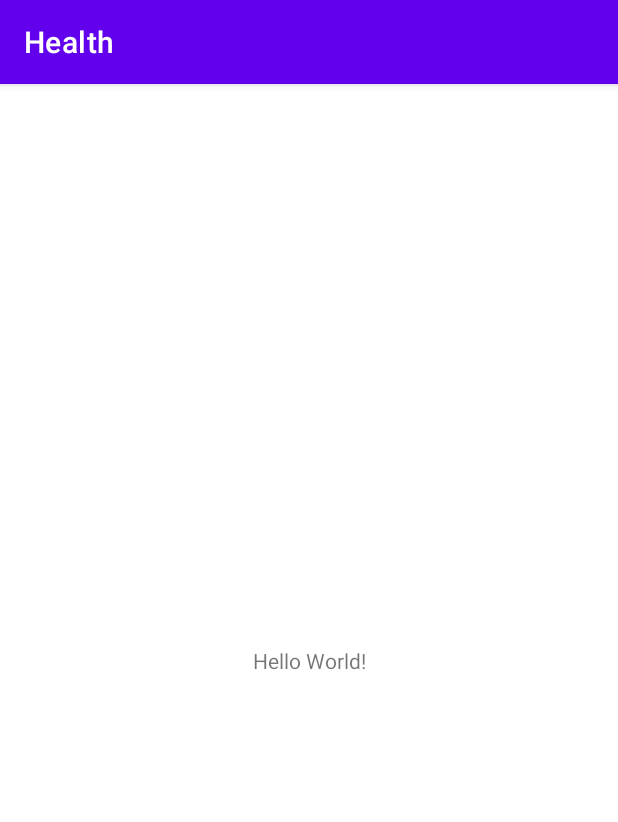
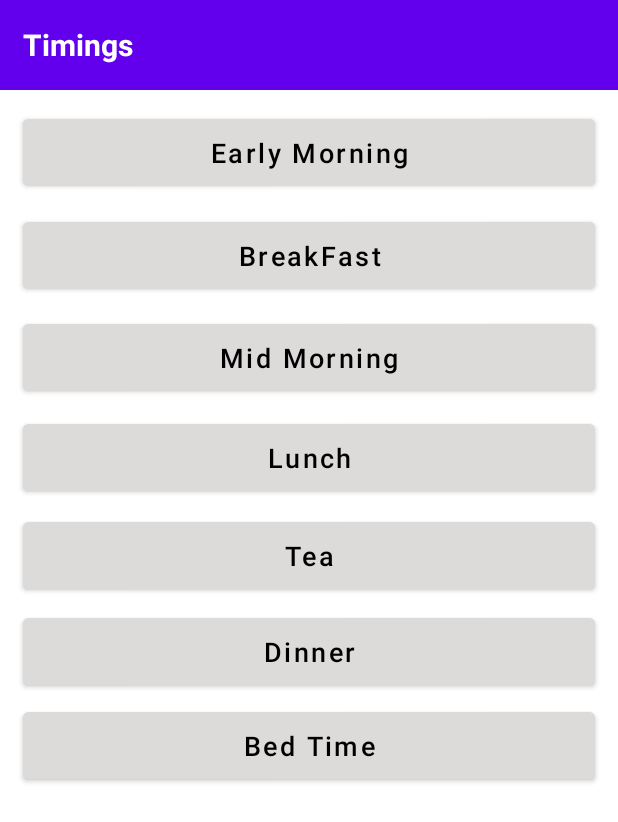
Before and after one commit to vivivvv/Health, an Android app: the screen it shows after launch (MainActivity), on a phone screen of 412 x 824 dp. Shown: the top 822 px of the screen. Run offline under Robolectric (Android 15) with nearby library versions, the phone set to English and light mode, and no system bars; our stand-ins replace data binding.

Commit message:
Upto Menu page

```diff
--- a/app/build.gradle
+++ b/app/build.gradle
@@ -45,6 +45,7 @@ dependencies {
     implementation 'androidx.appcompat:appcompat:1.4.1'
     implementation 'com.google.android.material:material:1.5.0'
     implementation 'androidx.constraintlayout:constraintlayout:2.1.3'
+    implementation 'androidx.legacy:legacy-support-v4:1.0.0'
     testImplementation 'junit:junit:4.+'
     androidTestImplementation 'androidx.test.ext:junit:1.1.3'
     androidTestImplementation 'androidx.test.espresso:espresso-core:3.4.0'
--- a/app/src/main/java/com/example/health/MainActivity.kt
+++ b/app/src/main/java/com/example/health/MainActivity.kt
@@ -1,11 +1,17 @@
 package com.example.health
 
-import androidx.appcompat.app.AppCompatActivity
-import android.os.Bundle
+import androidx.lifecycle.ViewModelProvider
+import com.example.health.base.BaseActivity
+import com.example.health.databinding.ActivityMainBinding
 
-class MainActivity : AppCompatActivity() {
-    override fun onCreate(savedInstanceState: Bundle?) {
-        super.onCreate(savedInstanceState)
-        setContentView(R.layout.activity_main)
-    }
+class MainActivity : BaseActivity<ActivityMainBinding, MainViewModel>() {
+
+    override fun getContentView(): Int = R.layout.activity_main
+
+    override fun getViewModel(): MainViewModel? =
+        ViewModelProvider(this).get(MainViewModel::class.java)
+
+    override fun getBindingVariable(): Int = BR.mainVM
+
+
 }
--- /dev/null
+++ b/app/src/main/java/com/example/health/MainViewModel.kt
@@ -0,0 +1,6 @@
+package com.example.health
+
+import com.example.health.base.BaseViewModel
+
+class MainViewModel : BaseViewModel() {
+}
--- a/app/src/main/java/com/example/health/base/BaseActivity.kt
+++ b/app/src/main/java/com/example/health/base/BaseActivity.kt
@@ -1,6 +1,5 @@
 package com.example.health.base
 
-import android.app.ProgressDialog
 import android.os.Bundle
 import android.widget.Toast
 import androidx.appcompat.app.AppCompatActivity
--- a/app/src/main/java/com/example/health/base/BaseFragment.kt
+++ b/app/src/main/java/com/example/health/base/BaseFragment.kt
@@ -13,6 +13,7 @@ import androidx.lifecycle.get
 
 abstract class BaseFragment<out V : ViewDataBinding, out T : BaseViewModel> : Fragment() {
 
+
     private var mDataBinding: V? = null
     private var mViewModel: T? = null
 
@@ -21,6 +22,10 @@ abstract class BaseFragment<out V : ViewDataBinding, out T : BaseViewModel> : Fr
     abstract fun getBindingVariable(): Int
 
     abstract fun getContentView(): Int
+
+    fun getViewDataBinding(): V? {
+        return mDataBinding
+    }
 
     override fun onCreateView(inflater: LayoutInflater, container: ViewGroup?, savedInstanceState: Bundle?): View? {
         mDataBinding = DataBindingUtil.inflate(inflater, getContentView(), container, false)
--- a/app/src/main/java/com/example/health/base/BaseViewModel.kt
+++ b/app/src/main/java/com/example/health/base/BaseViewModel.kt
@@ -2,5 +2,5 @@ package com.example.health.base
 
 import androidx.lifecycle.ViewModel
 
-class BaseViewModel : ViewModel(){
+abstract class BaseViewModel : ViewModel(){
 }
--- /dev/null
+++ b/app/src/main/java/com/example/health/ui/earlyMorning/EarlyMorningFragment.kt
@@ -0,0 +1,49 @@
+package com.example.health.ui.earlyMorning
+
+import android.content.Context
+import android.os.Bundle
+import android.view.*
+import androidx.appcompat.app.AppCompatActivity
+import androidx.fragment.app.Fragment
+import androidx.lifecycle.ViewModelProvider
+import com.example.health.BR
+import com.example.health.R
+import com.example.health.base.BaseFragment
+import com.example.health.databinding.FragmentEarlyMorningBinding
+import com.example.health.databinding.FragmentHomeBinding
+import com.example.health.ui.home.HomeViewModel
+
+
+class EarlyMorningFragment: BaseFragment<FragmentEarlyMorningBinding, EarlyMorningViewModel>() {
+
+    override fun getViewModel():EarlyMorningViewModel? =
+        ViewModelProvider(this).get(EarlyMorningViewModel::class.java)
+
+    override fun getBindingVariable(): Int = BR.earlyMorningVM
+
+    override fun getContentView(): Int = R.layout.fragment_early_morning
+
+    var menu: String = ""
+
+    override fun onViewCreated(view: View, savedInstanceState: Bundle?) {
+        super.onViewCreated(view, savedInstanceState)
+
+        init()
+
+    }
+
+    private fun init(){
+
+        getViewDataBinding()?.submitBtn?.setOnClickListener {
+            menu = getViewDataBinding()?.menuEditText?.text.toString()
+            if (menu.isEmpty()){
+                getViewDataBinding()?.menuEditText?.error = " Enter Menu"
+            }else{
+
+            }
+        }
+
+
+
+    }
+}
--- /dev/null
+++ b/app/src/main/java/com/example/health/ui/earlyMorning/EarlyMorningViewModel.kt
@@ -0,0 +1,6 @@
+package com.example.health.ui.earlyMorning
+
+import com.example.health.base.BaseViewModel
+
+class EarlyMorningViewModel : BaseViewModel() {
+}
--- /dev/null
+++ b/app/src/main/java/com/example/health/ui/home/HomeFragment.kt
@@ -0,0 +1,35 @@
+package com.example.health.ui.home
+
+import android.os.Bundle
+import android.view.View
+import androidx.lifecycle.ViewModelProvider
+import androidx.navigation.fragment.findNavController
+import com.example.health.BR
+import com.example.health.R
+import com.example.health.base.BaseFragment
+import com.example.health.databinding.FragmentHomeBinding
+
+class HomeFragment: BaseFragment<FragmentHomeBinding, HomeViewModel>() {
+
+    override fun getViewModel(): HomeViewModel? =
+        ViewModelProvider(this).get(HomeViewModel::class.java)
+
+    override fun getBindingVariable(): Int = BR.homeVM
+
+    override fun getContentView(): Int = R.layout.fragment_home
+
+    override fun onViewCreated(view: View, savedInstanceState: Bundle?) {
+        super.onViewCreated(view, savedInstanceState)
+
+         init()
+    }
+
+    private fun init(){
+
+        getViewDataBinding()?.earlyMorning?.setOnClickListener {
+            val action = HomeFragmentDirections.actionHomeFragmentToEarlyMorningFragment()
+            findNavController().navigate(action)
+        }
+
+    }
+}
--- /dev/null
+++ b/app/src/main/java/com/example/health/ui/home/HomeViewModel.kt
@@ -0,0 +1,11 @@
+package com.example.health.ui.home
+
+import android.util.Log
+import com.example.health.base.BaseViewModel
+
+class HomeViewModel : BaseViewModel() {
+
+    init {
+        Log.d("TAG", "called: ")
+    }
+}
--- a/app/src/main/res/layout/activity_main.xml
+++ b/app/src/main/res/layout/activity_main.xml
@@ -1,18 +1,29 @@
 <?xml version="1.0" encoding="utf-8"?>
-<androidx.constraintlayout.widget.ConstraintLayout xmlns:android="http://schemas.android.com/apk/res/android"
-    xmlns:app="http://schemas.android.com/apk/res-auto"
-    xmlns:tools="http://schemas.android.com/tools"
-    android:layout_width="match_parent"
-    android:layout_height="match_parent"
-    tools:context=".MainActivity">
+<layout xmlns:tools="http://schemas.android.com/tools"
+    xmlns:android="http://schemas.android.com/apk/res/android"
+    xmlns:app="http://schemas.android.com/apk/res-auto">
+    <data>
+        <variable
+            name="mainVM"
+            type="com.example.health.MainViewModel" />
+    </data>
 
-    <TextView
-        android:layout_width="wrap_content"
-        android:layout_height="wrap_content"
-        android:text="Hello World!"
+    <androidx.constraintlayout.widget.ConstraintLayout
+        android:layout_width="match_parent"
+        android:layout_height="match_parent"
+        tools:context=".MainActivity">
+
+
+    <fragment
+        android:id="@+id/fragmentContainerView"
+        android:name="androidx.navigation.fragment.NavHostFragment"
+        android:layout_width="match_parent"
+        android:layout_height="match_parent"
+        app:defaultNavHost="true"
         app:layout_constraintBottom_toBottomOf="parent"
-        app:layout_constraintLeft_toLeftOf="parent"
-        app:layout_constraintRight_toRightOf="parent"
-        app:layout_constraintTop_toTopOf="parent" />
-
-</androidx.constraintlayout.widget.ConstraintLayout>
+        app:layout_constraintEnd_toEndOf="parent"
+        app:layout_constraintStart_toStartOf="parent"
+        app:layout_constraintTop_toTopOf="parent"
+        app:navGraph="@navigation/nav_graph" />
+    </androidx.constraintlayout.widget.ConstraintLayout>
+</layout>
--- /dev/null
+++ b/app/src/main/res/layout/fragment_early_morning.xml
@@ -0,0 +1,76 @@
+<?xml version="1.0" encoding="utf-8"?>
+<layout xmlns:tools="http://schemas.android.com/tools"
+    xmlns:android="http://schemas.android.com/apk/res/android"
+    xmlns:app="http://schemas.android.com/apk/res-auto">
+    <data>
+        <variable
+            name="earlyMorningVM"
+            type="com.example.health.ui.earlyMorning.EarlyMorningViewModel" />
+    </data>
+
+    <androidx.constraintlayout.widget.ConstraintLayout
+        android:layout_width="match_parent"
+        android:layout_height="match_parent"
+        tools:context=".EarlyMorningFragment">
+
+        <LinearLayout
+            android:id="@+id/linear_layout"
+            android:layout_width="match_parent"
+            android:layout_height="60dp"
+            android:background="@color/purple_500"
+            app:layout_constraintBottom_toBottomOf="parent"
+            app:layout_constraintEnd_toEndOf="parent"
+            app:layout_constraintHorizontal_bias="0.0"
+            app:layout_constraintStart_toStartOf="parent"
+            app:layout_constraintTop_toTopOf="parent"
+            app:layout_constraintVertical_bias="0.0">
+
+        <TextView
+            android:layout_width="match_parent"
+            android:layout_height="match_parent"
+            android:gravity="center_vertical"
+            android:layout_marginLeft="15dp"
+            android:text="Menus"
+            android:textColor="@color/white"
+            android:textSize="20sp"
+            android:textStyle="bold" />
+
+        </LinearLayout>
+
+
+        <com.google.android.material.textfield.TextInputLayout
+            android:id="@+id/menu_text_field"
+            style="@style/Widget.MaterialComponents.TextInputLayout.OutlinedBox"
+            android:layout_width="match_parent"
+            android:layout_height="wrap_content"
+            android:layout_margin="12dp"
+            android:layout_marginLeft="15dp"
+            android:hint="Enter Menu"
+            app:layout_constraintBottom_toBottomOf="parent"
+            app:layout_constraintStart_toStartOf="parent"
+            app:layout_constraintTop_toBottomOf="@+id/linear_layout"
+            app:layout_constraintVertical_bias="0.100000024">
+
+            <!--this is the actual edit text which takes the input-->
+            <com.google.android.material.textfield.TextInputEditText
+                android:id="@+id/menu_edit_text"
+                android:layout_width="match_parent"
+                android:layout_height="wrap_content"
+                android:inputType="text" />
+
+        </com.google.android.material.textfield.TextInputLayout>
+
+
+        <Button
+            android:id="@+id/submit_btn"
+            android:layout_width="wrap_content"
+            android:layout_height="wrap_content"
+            android:text="Submit"
+            app:layout_constraintEnd_toEndOf="parent"
+            app:layout_constraintStart_toStartOf="parent"
+            android:layout_marginTop="30dp"
+            app:layout_constraintTop_toBottomOf="@+id/menu_text_field" />
+
+    </androidx.constraintlayout.widget.ConstraintLayout>
+
+</layout>
--- /dev/null
+++ b/app/src/main/res/layout/fragment_home.xml
@@ -0,0 +1,169 @@
+<?xml version="1.0" encoding="utf-8"?>
+<layout xmlns:tools="http://schemas.android.com/tools"
+    xmlns:android="http://schemas.android.com/apk/res/android"
+    xmlns:app="http://schemas.android.com/apk/res-auto">
+
+    <data>
+        <variable
+            name="homeVM"
+            type="com.example.health.ui.home.HomeViewModel" />
+    </data>
+
+    <androidx.constraintlayout.widget.ConstraintLayout
+        android:layout_width="match_parent"
+        android:layout_height="match_parent"
+        tools:context=".HomeFragment">
+
+        <LinearLayout
+            android:id="@+id/linear_layout"
+            android:layout_width="match_parent"
+            android:layout_height="60dp"
+            android:background="@color/purple_500"
+            app:layout_constraintBottom_toBottomOf="parent"
+            app:layout_constraintEnd_toEndOf="parent"
+            app:layout_constraintHorizontal_bias="0.0"
+            app:layout_constraintStart_toStartOf="parent"
+            app:layout_constraintTop_toTopOf="parent"
+            app:layout_constraintVertical_bias="0.0">
+
+            <TextView
+                android:layout_width="match_parent"
+                android:layout_height="match_parent"
+                android:gravity="center_vertical"
+                android:layout_marginLeft="15dp"
+                android:text="Timings"
+                android:textColor="@color/white"
+                android:textSize="20sp"
+                android:textStyle="bold" />
+
+        </LinearLayout>
+
+        <Button
+            android:id="@+id/early_morning"
+            android:layout_width="match_parent"
+            android:layout_height="wrap_content"
+            android:layout_marginLeft="15dp"
+            android:layout_marginRight="15dp"
+            android:backgroundTint="@color/back"
+            android:padding="10dp"
+            android:text="Early Morning"
+            android:textAllCaps="false"
+            android:textColor="@color/black"
+            android:textSize="18sp"
+            app:layout_constraintBottom_toBottomOf="parent"
+            app:layout_constraintEnd_toEndOf="parent"
+            app:layout_constraintStart_toStartOf="parent"
+            app:layout_constraintTop_toBottomOf="@+id/linear_layout"
+            app:layout_constraintVertical_bias="0.018888" />
+
+        <Button
+            android:id="@+id/break_fast"
+            android:layout_width="match_parent"
+            android:layout_height="wrap_content"
+            android:backgroundTint="@color/back"
+            android:padding="10dp"
+            android:text="BreakFast"
+            android:textAllCaps="false"
+            android:textColor="@color/black"
+            android:textSize="18sp"
+            android:layout_marginLeft="15dp"
+            android:layout_marginRight="15dp"
+            app:layout_constraintBottom_toBottomOf="parent"
+            app:layout_constraintEnd_toEndOf="parent"
+            app:layout_constraintStart_toStartOf="parent"
+            app:layout_constraintTop_toBottomOf="@+id/early_morning"
+            app:layout_constraintVertical_bias="0.018888" />
+
+        <Button
+            android:id="@+id/mid_morning"
+            android:layout_width="match_parent"
+            android:layout_height="wrap_content"
+            android:backgroundTint="@color/back"
+            android:padding="10dp"
+            android:text="Mid Morning"
+            android:textAllCaps="false"
+            android:textColor="@color/black"
+            android:textSize="18sp"
+            android:layout_marginLeft="15dp"
+            android:layout_marginRight="15dp"
+            app:layout_constraintBottom_toBottomOf="parent"
+            app:layout_constraintEnd_toEndOf="parent"
+            app:layout_constraintStart_toStartOf="parent"
+            app:layout_constraintTop_toBottomOf="@+id/break_fast"
+            app:layout_constraintVertical_bias="0.02" />
+
+        <Button
+            android:id="@+id/lunch"
+            android:layout_width="match_parent"
+            android:layout_height="wrap_content"
+            android:backgroundTint="@color/back"
+            android:padding="10dp"
+            android:text="Lunch"
+            android:textAllCaps="false"
+            android:textColor="@color/black"
+            android:textSize="18sp"
+            android:layout_marginLeft="15dp"
+            android:layout_marginRight="15dp"
+            app:layout_constraintBottom_toBottomOf="parent"
+            app:layout_constraintEnd_toEndOf="parent"
+            app:layout_constraintStart_toStartOf="parent"
+            app:layout_constraintTop_toBottomOf="@+id/mid_morning"
+            app:layout_constraintVertical_bias="0.02" />
+
+        <Button
+            android:id="@+id/tea"
+            android:layout_width="match_parent"
+            android:layout_height="wrap_content"
+            android:backgroundTint="@color/back"
+            android:padding="10dp"
+            android:text="Tea"
+            android:textAllCaps="false"
+            android:textColor="@color/black"
+            android:textSize="18sp"
+            android:layout_marginLeft="15dp"
+            android:layout_marginRight="15dp"
+            app:layout_constraintBottom_toBottomOf="parent"
+            app:layout_constraintEnd_toEndOf="parent"
+            app:layout_constraintStart_toStartOf="parent"
+            app:layout_constraintTop_toBottomOf="@+id/lunch"
+            app:layout_constraintVertical_bias="0.02" />
+
+        <Button
+            android:id="@+id/dinner"
+            android:layout_width="match_parent"
+            android:layout_height="wrap_content"
+            android:backgroundTint="@color/back"
+            android:padding="10dp"
+            android:text="Dinner"
+            android:textAllCaps="false"
+            android:textColor="@color/black"
+            android:textSize="18sp"
+            android:layout_marginLeft="15dp"
+            android:layout_marginRight="15dp"
+            app:layout_constraintBottom_toBottomOf="parent"
+            app:layout_constraintEnd_toEndOf="parent"
+            app:layout_constraintStart_toStartOf="parent"
+            app:layout_constraintTop_toBottomOf="@+id/tea"
+            app:layout_constraintVertical_bias="0.02" />
+
+        <Button
+            android:id="@+id/bed_time"
+            android:layout_width="match_parent"
+            android:layout_height="wrap_content"
+            android:backgroundTint="@color/back"
+            android:padding="10dp"
+            android:text="Bed Time"
+            android:textAllCaps="false"
+            android:textColor="@color/black"
+            android:textSize="18sp"
+            android:layout_marginLeft="15dp"
+            android:layout_marginRight="15dp"
+            app:layout_constraintBottom_toBottomOf="parent"
+            app:layout_constraintEnd_toEndOf="parent"
+            app:layout_constraintStart_toStartOf="parent"
+            app:layout_constraintTop_toBottomOf="@+id/dinner"
+            app:layout_constraintVertical_bias="0.01999998" />
+
+
+    </androidx.constraintlayout.widget.ConstraintLayout>
+</layout>
--- /dev/null
+++ b/app/src/main/res/navigation/nav_graph.xml
@@ -0,0 +1,21 @@
+<?xml version="1.0" encoding="utf-8"?>
+<navigation xmlns:android="http://schemas.android.com/apk/res/android"
+    xmlns:app="http://schemas.android.com/apk/res-auto"
+    xmlns:tools="http://schemas.android.com/tools"
+    android:id="@+id/nav_graph"
+    app:startDestination="@id/homeFragment">
+
+    <fragment
+        android:id="@+id/homeFragment"
+        android:name="com.example.health.ui.home.HomeFragment"
+        android:label="HomeFragment" >
+        <action
+            android:id="@+id/action_homeFragment_to_earlyMorningFragment"
+            app:destination="@id/earlyMorningFragment" />
+    </fragment>
+    <fragment
+        android:id="@+id/earlyMorningFragment"
+        android:name="com.example.health.ui.earlyMorning.EarlyMorningFragment"
+        android:label="fragment_early_morning"
+        tools:layout="@layout/fragment_early_morning" />
+</navigation>
--- a/app/src/main/res/values/colors.xml
+++ b/app/src/main/res/values/colors.xml
@@ -7,4 +7,5 @@
     <color name="teal_700">#FF018786</color>
     <color name="black">#FF000000</color>
     <color name="white">#FFFFFFFF</color>
+    <color name="back">#DDDADA</color>
 </resources>
--- a/app/src/main/res/values/strings.xml
+++ b/app/src/main/res/values/strings.xml
@@ -1,3 +1,5 @@
 <resources>
     <string name="app_name">Health</string>
+    <!-- TODO: Remove or change this placeholder text -->
+    <string name="hello_blank_fragment">Hello blank fragment</string>
 </resources>
--- a/app/src/main/res/values/themes.xml
+++ b/app/src/main/res/values/themes.xml
@@ -1,6 +1,6 @@
 <resources xmlns:tools="http://schemas.android.com/tools">
     <!-- Base application theme. -->
-    <style name="Theme.Health" parent="Theme.MaterialComponents.DayNight.DarkActionBar">
+    <style name="Theme.Health" parent="Theme.MaterialComponents.DayNight.NoActionBar">
         <!-- Primary brand color. -->
         <item name="colorPrimary">@color/purple_500</item>
         <item name="colorPrimaryVariant">@color/purple_700</item>
```
